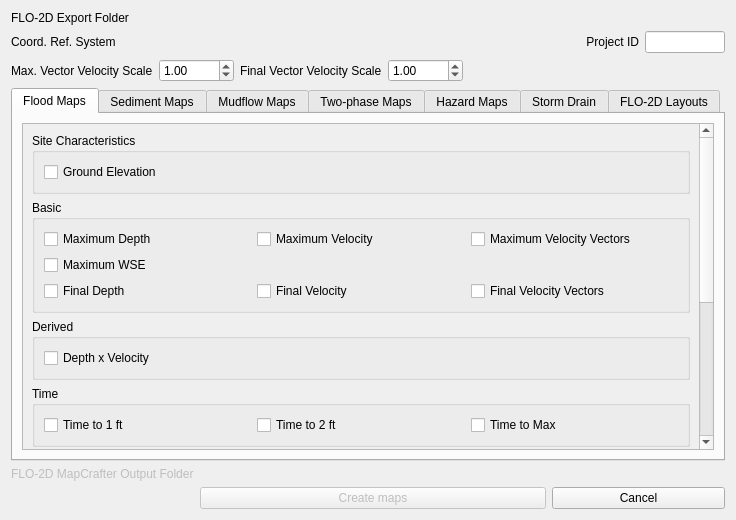
The window that flo2d_mapcrafter/flo2d_mapcrafter_dialog_base.ui (FLO-2DSoftware/FLO-2DMapCrafter) describes before a commit, drawn with Qt 5.
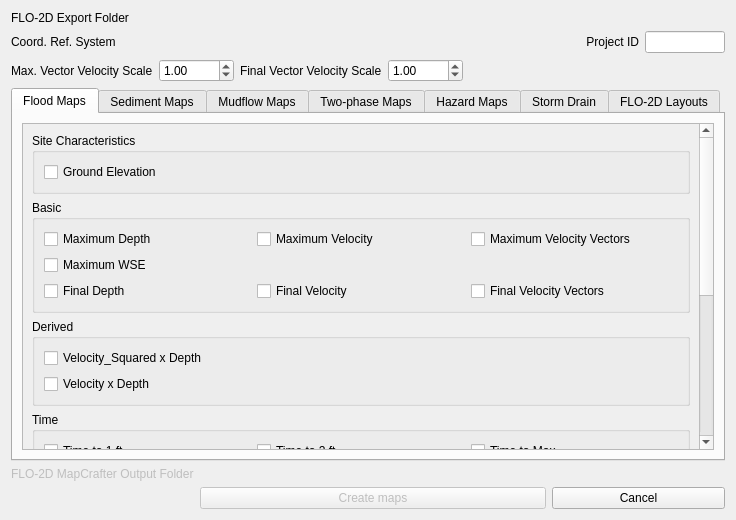
The same window after the commit. The open tabs and pages were chosen to show the change. Custom widgets are drawn as their Qt base class.

Commit message: Changes made to mapcrafter: 1. Storm drain processing time reduced 2. Storm drain collapse button fixed 3. Flood maps: derived: changed "velocity x depth" checkbox order, added "vel_sqrd x depth" checkbox 4. Fixed tooltips

```diff
--- a/flo2d_mapcrafter/flo2d_mapcrafter_dialog_base.ui
+++ b/flo2d_mapcrafter/flo2d_mapcrafter_dialog_base.ui
@@ -242,8 +242,8 @@
            <rect>
             <x>0</x>
             <y>0</y>
-            <width>692</width>
-            <height>317</height>
+            <width>684</width>
+            <height>284</height>
            </rect>
           </property>
           <layout class="QGridLayout" name="gridLayout_99">
@@ -563,37 +563,47 @@
                 <bool>true</bool>
                </property>
                <layout class="QGridLayout" name="gridLayout_30">
-                <item row="0" column="0">
+                <item row="1" column="0">
                  <layout class="QGridLayout" name="gridLayout_36">
-                  <item row="0" column="0">
-                   <widget class="QCheckBox" name="dv_cw_cb">
-                    <property name="toolTip">
-                     <string>&lt;html&gt;&lt;head/&gt;&lt;body&gt;&lt;p&gt;VEL_X_DEPTH.OUT: Maximum of velocity times depth for each floodplain element (ft&lt;span style=&quot; vertical-align:super;&quot;&gt;2&lt;/span&gt;/s or m&lt;span style=&quot; vertical-align:super;&quot;&gt;2&lt;/span&gt;/s)&lt;/p&gt;&lt;/body&gt;&lt;/html&gt;</string>
-                    </property>
-                    <property name="toolTipDuration">
-                     <number>0</number>
-                    </property>
-                    <property name="text">
-                     <string>Depth x Velocity</string>
-                    </property>
-                   </widget>
-                  </item>
-                  <item row="0" column="1">
+                  <item row="1" column="1">
                    <widget class="QLabel" name="label_16">
                     <property name="text">
                      <string/>
                     </property>
                    </widget>
                   </item>
-                  <item row="0" column="2">
+                  <item row="1" column="2">
                    <widget class="QLabel" name="label_17">
                     <property name="text">
                      <string/>
                     </property>
                    </widget>
                   </item>
+                  <item row="1" column="0">
+                   <widget class="QCheckBox" name="dv_cw_cb">
+                    <property name="toolTip">
+                     <string>&lt;html&gt;&lt;head/&gt;&lt;body&gt;&lt;p&gt;VEL_X_DEPTH.OUT: Maximum of synchroznized velocity times depth for each floodplain element (ft&lt;span style=&quot; vertical-align:super;&quot;&gt;2&lt;/span&gt;/s or m&lt;span style=&quot; vertical-align:super;&quot;&gt;2&lt;/span&gt;/s).&lt;/p&gt;&lt;/body&gt;&lt;/html&gt;</string>
+                    </property>
+                    <property name="toolTipDuration">
+                     <number>0</number>
+                    </property>
+                    <property name="text">
+                     <string>Velocity x Depth</string>
+                    </property>
+                   </widget>
+                  </item>
                  </layout>
                 </item>
+                <item row="0" column="0">
+                 <widget class="QCheckBox" name="v2xd_cw_cb">
+                  <property name="toolTip">
+                   <string>&lt;html&gt;&lt;head/&gt;&lt;body&gt;&lt;p&gt;The maximum value of synchronized velocity squared x depth.&lt;/p&gt;&lt;/body&gt;&lt;/html&gt;</string>
+                  </property>
+                  <property name="text">
+                   <string>Velocity_Squared x Depth</string>
+                  </property>
+                 </widget>
+                </item>
                </layout>
               </widget>
              </item>
```
Left out of the diff: 462 changed lines with no effect on the pictures. The commit also changes 10 other files.
